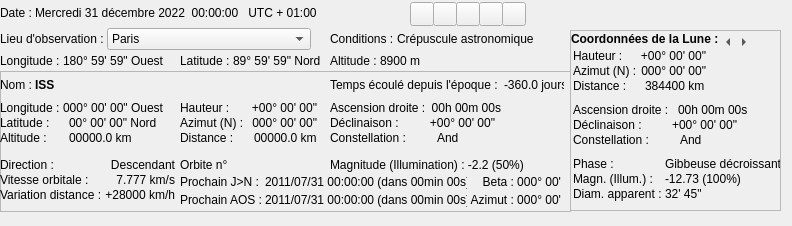
The window that src/interface/onglets/general/general.ui (mconsidine/previsat_archive) describes before a commit, drawn with Qt 5.
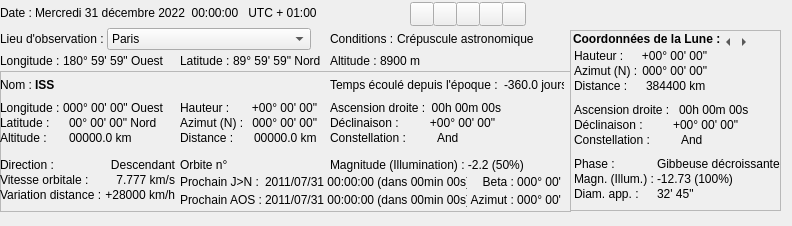
The same window after the commit. The open tabs and pages were chosen to show the change. Icons and pictures are not drawn.

```diff
--- a/src/interface/onglets/general/general.ui
+++ b/src/interface/onglets/general/general.ui
@@ -698,7 +698,7 @@
     <widget class="QLabel" name="lbl_coordonneesLune">
      <property name="geometry">
       <rect>
-       <x>0</x>
+       <x>2</x>
        <y>0</y>
        <width>221</width>
        <height>16</height>
@@ -722,7 +722,7 @@
     <widget class="QWidget" name="formLayoutWidget_9">
      <property name="geometry">
       <rect>
-       <x>2</x>
+       <x>3</x>
        <y>72</y>
        <width>180</width>
        <height>52</height>
@@ -830,7 +830,7 @@
     <widget class="QWidget" name="formLayoutWidget_10">
      <property name="geometry">
       <rect>
-       <x>2</x>
+       <x>3</x>
        <y>18</y>
        <width>142</width>
        <height>52</height>
@@ -941,7 +941,7 @@
     <widget class="QWidget" name="formLayoutWidget_11">
      <property name="geometry">
       <rect>
-       <x>2</x>
+       <x>3</x>
        <y>126</y>
        <width>258</width>
        <height>52</height>
@@ -995,7 +995,7 @@
          <bool>true</bool>
         </property>
         <property name="text">
-         <string extracomment="Angular diameter">Diam. apparent :</string>
+         <string extracomment="Angular diameter">Diam. app. :</string>
         </property>
        </widget>
       </item>
```
Left out of the diff: 24 changed lines with no effect on the pictures.
